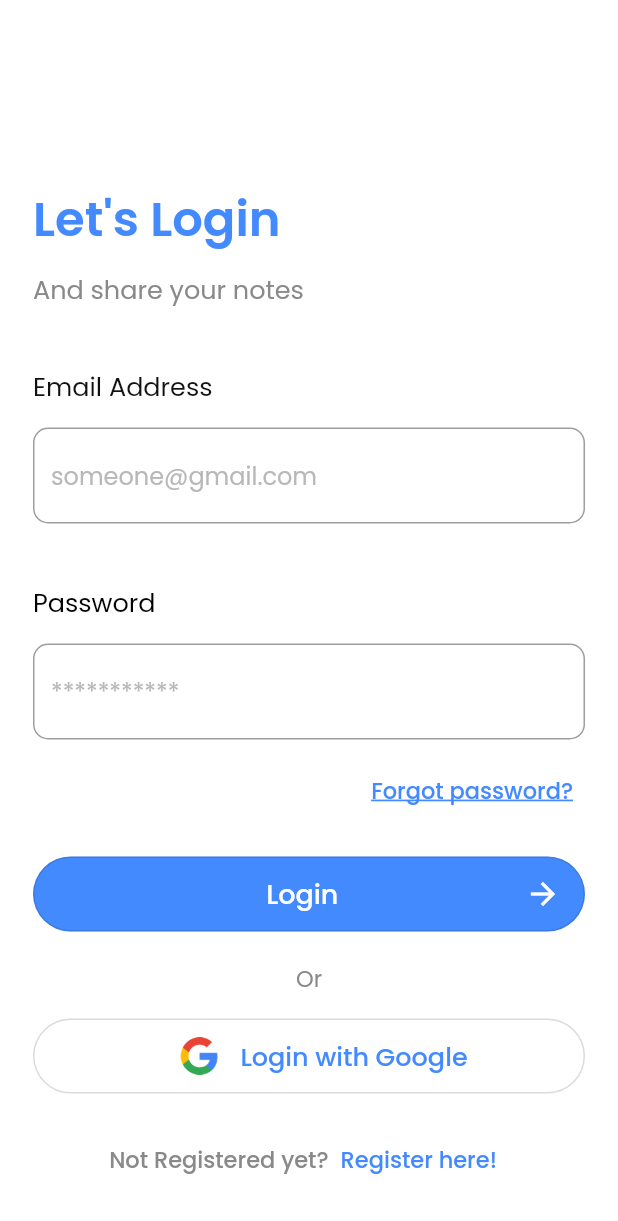
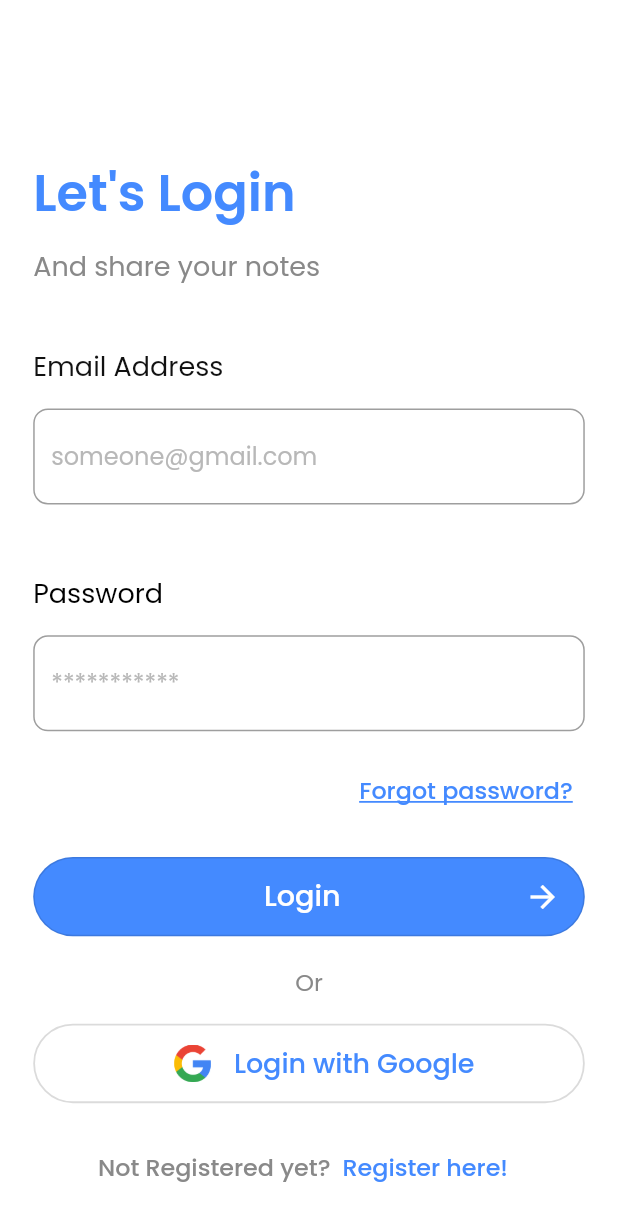
Before and after one commit to nitin-787/uni-notes, a Flutter app: the screen it shows after launch, on a phone screen of 412 x 824 dp. Shown: the top 1221 px of the screen. Run offline on Flutter 3.47's test engine with Material 2 defaults, Android fonts, the phone set to English and light mode, and no system bars; our stand-ins replace bloc, cloud_firestore, equatable, file_picker, firebase_auth, firebase_core and 6 more; accounts and stored records are empty; generated files the repository leaves out were written again.

Commit message:
Started making app responsive: LoginView

```diff
--- a/lib/views/login_view.dart
+++ b/lib/views/login_view.dart
@@ -1,6 +1,7 @@
 import 'package:flutter/material.dart';
 import 'package:flutter_bloc/flutter_bloc.dart';
 import 'package:google_fonts/google_fonts.dart';
+import 'package:mynotes/config/size_config.dart';
 import 'package:mynotes/constants/colors.dart';
 import 'package:mynotes/extentions/buildcontext/loc.dart';
 import 'package:mynotes/services/auth/auth_exception.dart';
@@ -37,6 +38,7 @@ class _LoginViewState extends State<LoginView> {
 
   @override
   Widget build(BuildContext context) {
+    SizeConfig().init(context);
     return BlocListener<AuthBloc, AuthState>(
       listener: (context, state) async {
         if (state is AuthStateLoggedOut) {
@@ -61,42 +63,45 @@ class _LoginViewState extends State<LoginView> {
       child: Scaffold(
         backgroundColor: Colors.white,
         body: Container(
-          padding: const EdgeInsets.only(top: 60),
+          padding: EdgeInsets.only(top: screenHeight(30)),
           child: Padding(
             padding: const EdgeInsets.all(2.0),
             child: SingleChildScrollView(
               child: Container(
-                padding: const EdgeInsets.only(left: 20),
+                padding: EdgeInsets.only(left: screenWidth(13.2)),
                 child: Column(
                   crossAxisAlignment: CrossAxisAlignment.start,
                   children: [
-                    const SizedBox(
-                      height: 60.0,
+                    SizedBox(
+                      height: screenHeight(42),
                     ),
                     Text(
                       "Let's Login",
                       style: GoogleFonts.poppins(
-                        fontSize: 32,
+                        fontSize: screenWidth(22.24),
                         fontWeight: FontWeight.w600,
                         color: AppColors.mainColor,
                       ),
                     ),
-                    const SizedBox(
-                      height: 10.0,
+                    SizedBox(
+                      height: screenHeight(6.94),
                     ),
                     Text(
                       "And share your notes",
                       style: GoogleFonts.poppins(
                         fontWeight: FontWeight.w400,
-                        fontSize: 17,
+                        fontSize: screenWidth(11.8),
                         color: AppColors.textColor1,
                       ),
                     ),
-                    const SizedBox(
-                      height: 20.0,
+                    SizedBox(
+                      height: screenHeight(14),
                     ),
                     Padding(
-                      padding: const EdgeInsets.only(top: 20, right: 20),
+                      padding: EdgeInsets.only(
+                        top: screenHeight(14),
+                        right: screenWidth(13.2),
+                      ),
                       child: Column(
                         crossAxisAlignment: CrossAxisAlignment.start,
                         children: [
@@ -104,14 +109,16 @@ class _LoginViewState extends State<LoginView> {
                             "Email Address",
                             style: GoogleFonts.poppins(
                               fontWeight: FontWeight.w400,
-                              fontSize: 17,
+                              fontSize: screenWidth(11.8),
                               color: AppColors.textColor,
                             ),
                           ),
-                          const SizedBox(
-                            height: 15,
+                          SizedBox(
+                            height: screenHeight(10.41),
                           ),
-                          TextField(
+                          SizedBox(
+                            height: screenHeight(50),
+                            child: TextField(
                               controller: _email,
                               enableSuggestions: false,
                               autocorrect: false,
@@ -121,28 +128,31 @@ class _LoginViewState extends State<LoginView> {
                                   color: AppColors.textColor2,
                                 ),
                                 hintText: 'someone@gmail.com',
-                              border: const OutlineInputBorder(
+                                border: OutlineInputBorder(
                                   borderRadius: BorderRadius.all(
-                                  Radius.circular(10.0),
+                                    Radius.circular(screenHeight(6.94)),
                                   ),
                                 ),
                               ),
                             ),
-                          const SizedBox(
-                            height: 40.0,
+                          ),
+                          SizedBox(
+                            height: screenHeight(27.8),
                           ),
                           Text(
                             "Password",
                             style: GoogleFonts.poppins(
                               fontWeight: FontWeight.w400,
-                              fontSize: 17,
+                              fontSize: screenWidth(11.8),
                               color: Colors.black,
                             ),
                           ),
-                          const SizedBox(
-                            height: 15,
+                          SizedBox(
+                            height: screenHeight(10.41),
                           ),
-                          TextField(
+                          SizedBox(
+                            height: screenHeight(50),
+                            child: TextField(
                               controller: _password,
                               obscureText: true,
                               enableSuggestions: false,
@@ -152,15 +162,16 @@ class _LoginViewState extends State<LoginView> {
                                   color: AppColors.textColor2,
                                 ),
                                 hintText: '***********',
-                              border: const OutlineInputBorder(
+                                border: OutlineInputBorder(
                                   borderRadius: BorderRadius.all(
-                                  Radius.circular(10.0),
+                                    Radius.circular(screenHeight(6.94)),
                                   ),
                                 ),
                               ),
                             ),
-                          const SizedBox(
-                            height: 10.0,
+                          ),
+                          SizedBox(
+                            height: screenHeight(6.94),
                           ),
                           Row(
                             mainAxisAlignment: MainAxisAlignment.end,
@@ -176,24 +187,24 @@ class _LoginViewState extends State<LoginView> {
                                     color: AppColors.mainColor,
                                     decoration: TextDecoration.underline,
                                     decorationThickness: 1.5,
-                                    fontSize: 15,
+                                    fontSize: screenWidth(10.41),
                                   ),
                                   "Forgot password?",
                                 ),
                               )
                             ],
                           ),
-                          const SizedBox(
-                            height: 20,
+                          SizedBox(
+                            height: screenHeight(13.88),
                           ),
                           SizedBox(
-                            width: 500,
-                            height: 50,
+                            height: screenWidth(34.7),
                             child: OutlinedButton(
                               style: OutlinedButton.styleFrom(
                                 backgroundColor: AppColors.mainColor,
                                 shape: RoundedRectangleBorder(
-                                  borderRadius: BorderRadius.circular(30),
+                                  borderRadius: BorderRadius.circular(
+                                      screenHeight(20.86)),
                                 ),
                               ),
                               onPressed: () async {
@@ -211,14 +222,14 @@ class _LoginViewState extends State<LoginView> {
                                   mainAxisAlignment:
                                       MainAxisAlignment.spaceBetween,
                                   children: [
-                                    const SizedBox(
-                                      width: 15,
+                                    SizedBox(
+                                      width: screenWidth(9.86),
                                     ),
                                     Text(
                                       "Login",
                                       style: GoogleFonts.poppins(
                                         color: Colors.white,
-                                        fontSize: 18,
+                                        fontSize: screenWidth(12.51),
                                         fontWeight: FontWeight.w500,
                                       ),
                                     ),
@@ -231,58 +242,59 @@ class _LoginViewState extends State<LoginView> {
                               ),
                             ),
                           ),
-                          const SizedBox(
-                            height: 20,
+                          SizedBox(
+                            height: screenHeight(13.88),
                           ),
                           Center(
                             child: Text(
                               'Or',
                               style: GoogleFonts.poppins(
                                 color: AppColors.textColor1,
-                                fontSize: 15,
+                                fontSize: screenWidth(10.42),
                                 fontWeight: FontWeight.w400,
                               ),
                             ),
                           ),
-                          const SizedBox(
-                            height: 15,
+                          SizedBox(
+                            height: screenHeight(10.42),
                           ),
                           SizedBox(
-                            width: 500,
-                            height: 50,
+                            width: screenWidth(328.7),
+                            height: screenWidth(34.7),
                             child: OutlinedButton(
                               style: OutlinedButton.styleFrom(
                                 side: const BorderSide(
                                   color: Color.fromARGB(255, 219, 219, 219),
-                                  width: 1,
+                                  width: 1.2,
                                 ),
                                 shape: RoundedRectangleBorder(
-                                  borderRadius: BorderRadius.circular(30),
+                                  borderRadius:
+                                      BorderRadius.circular(screenHeight(28)),
                                 ),
                               ),
                               // need to add google sign in
                               onPressed: () {},
                               child: Container(
-                                padding: const EdgeInsets.only(
-                                  left: 20,
+                                padding: EdgeInsets.only(
+                                  left: screenWidth(13.2),
                                 ),
                                 child: Row(
                                   mainAxisAlignment: MainAxisAlignment.center,
                                   children: [
-                                    const Image(
-                                      height: 40,
-                                      width: 25,
-                                      image: AssetImage(
+                                    Image(
+                                      height: screenHeight(27.8),
+                                      width: screenWidth(16.43),
+                                      image: const AssetImage(
                                           'assets/images/google.png'),
                                     ),
-                                    const SizedBox(
-                                      width: 15,
+                                    SizedBox(
+                                      width: screenWidth(9.86),
                                     ),
                                     Text(
                                       "Login with Google",
                                       style: GoogleFonts.poppins(
                                         color: AppColors.mainColor,
-                                        fontSize: 17,
+                                        fontSize: screenWidth(11.8),
                                         fontWeight: FontWeight.w500,
                                       ),
                                     ),
@@ -291,8 +303,8 @@ class _LoginViewState extends State<LoginView> {
                               ),
                             ),
                           ),
-                          const SizedBox(
-                            height: 20,
+                          SizedBox(
+                            height: screenHeight(14),
                           ),
                           Row(
                             mainAxisAlignment: MainAxisAlignment.center,
@@ -300,7 +312,7 @@ class _LoginViewState extends State<LoginView> {
                               Text(
                                 style: GoogleFonts.poppins(
                                   color: AppColors.textColor1,
-                                  fontSize: 15,
+                                  fontSize: screenWidth(10.42),
                                   fontWeight: FontWeight.w500,
                                 ),
                                 'Not Registered yet?',
@@ -314,7 +326,7 @@ class _LoginViewState extends State<LoginView> {
                                 child: Text(
                                   style: GoogleFonts.poppins(
                                     color: AppColors.mainColor,
-                                    fontSize: 15,
+                                    fontSize: screenWidth(10.42),
                                     fontWeight: FontWeight.w500,
                                   ),
                                   'Register here!',
```
Lines whose indentation alone changed are shown as unchanged.
